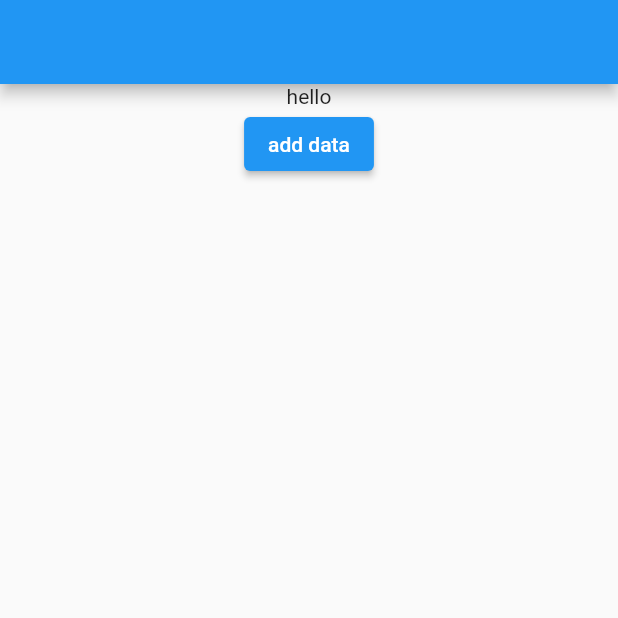
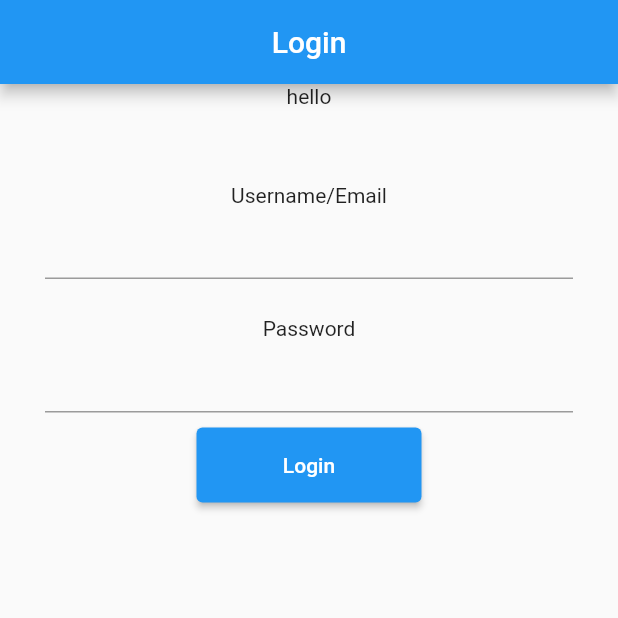
Before and after one commit to Nina2498/Engineering_Consultancy, a Flutter app: the screen it shows after launch, on a phone screen of 412 x 824 dp, the top half of it. Run offline on Flutter 3.47's test engine with Material 2 defaults, Android fonts, the phone set to English and light mode, and no system bars; our stand-ins replace cloud_firestore, firebase_core; accounts and stored records are empty.

Commit message:
login screen implemented

```diff
--- a/lib/src/app.dart
+++ b/lib/src/app.dart
@@ -1,4 +1,5 @@
 import 'package:flutter/material.dart';
+import 'package:personal_project/src/screens/Login_screen.dart';
 import 'package:personal_project/src/screens/crudoperation.dart';
 
 class app extends StatelessWidget {
@@ -7,7 +8,9 @@ class app extends StatelessWidget {
   @override
   Widget build(BuildContext context) {
     return MaterialApp(
-      home: CrudOperationScreen(),
+      home: LoginScreen(),
+
     );
   }
 }
+//we have to handle if the user already has acc and registed or not how?
--- /dev/null
+++ b/lib/src/screens/Login_screen.dart
@@ -0,0 +1,63 @@
+import 'package:flutter/material.dart';
+
+class LoginScreen extends StatelessWidget {
+  LoginScreen({Key? key}) : super(key: key);
+  final TextEditingController _userNameController = TextEditingController();
+  final TextEditingController _passwordController = TextEditingController();
+
+
+  @override
+  Widget build(BuildContext context) {
+    return Scaffold(
+      appBar: AppBar(
+        title: Text("Login"),
+        centerTitle: true,
+      ),
+      body: Column(
+        children: [
+          Text("hello"),
+          Container(
+            margin: EdgeInsets.all(15),
+            padding: EdgeInsets.all(15),
+            //Form used for validation
+            child: Form(child:
+                   Column(
+                    children: [
+                      SizedBox(
+                        height: 20,
+                      ),
+                      Text("Username/Email"),
+                      TextFormField(
+                        //connecting a controller to a text field
+                        controller: _userNameController ,
+                      ),
+                       SizedBox(
+                        height: 25,
+                      ),
+                      Text("Password"),
+                      TextFormField(
+                        //connecting a controller to a text field
+                        controller: _passwordController ,
+                        obscureText: true,
+                      ),
+                      Container(
+                        margin: EdgeInsets.all(10),
+                        height: 50,
+                        width: 150,
+                        child:
+                        ElevatedButton(onPressed: (){
+                          //make sure the controllers are not empty
+                          debugPrint(" username: ${_userNameController.text}");
+                          debugPrint(" password: ${_passwordController.text}");
+
+                        },
+                        child: Text("Login")))
+                    ],
+                   )
+            ),
+          ),
+        ],
+      ),
+    );
+  }
+}
```
